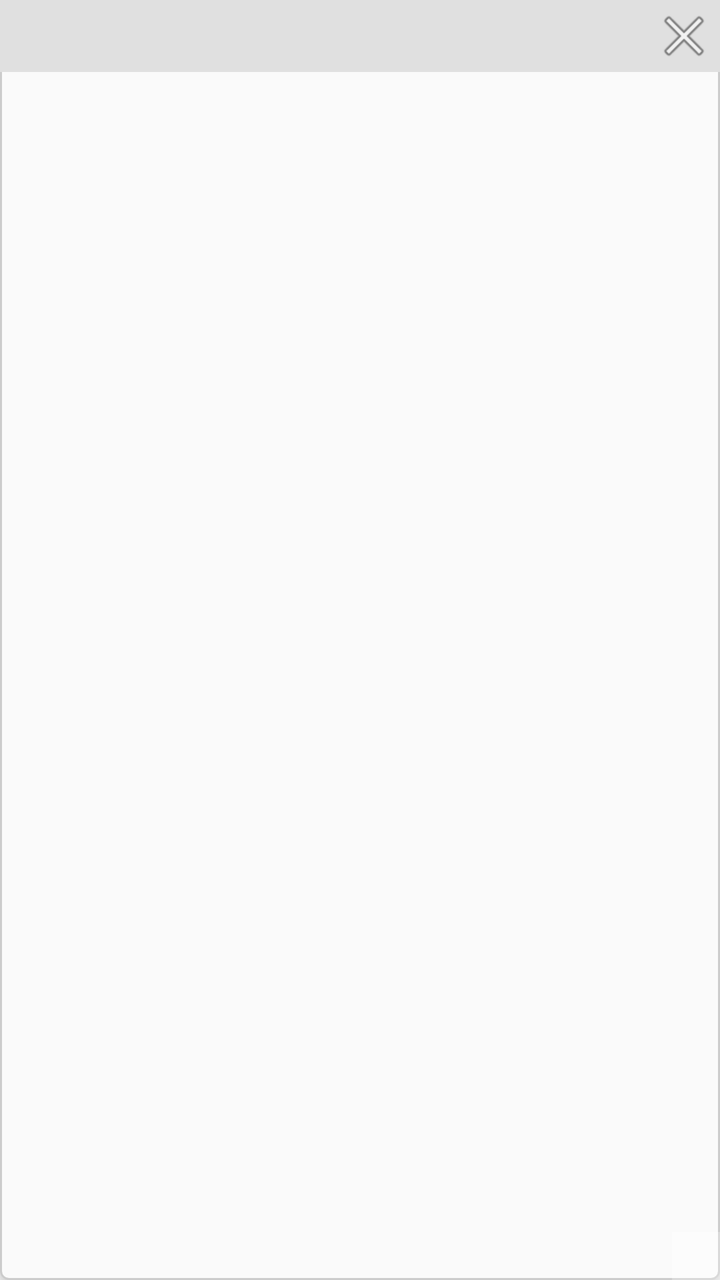
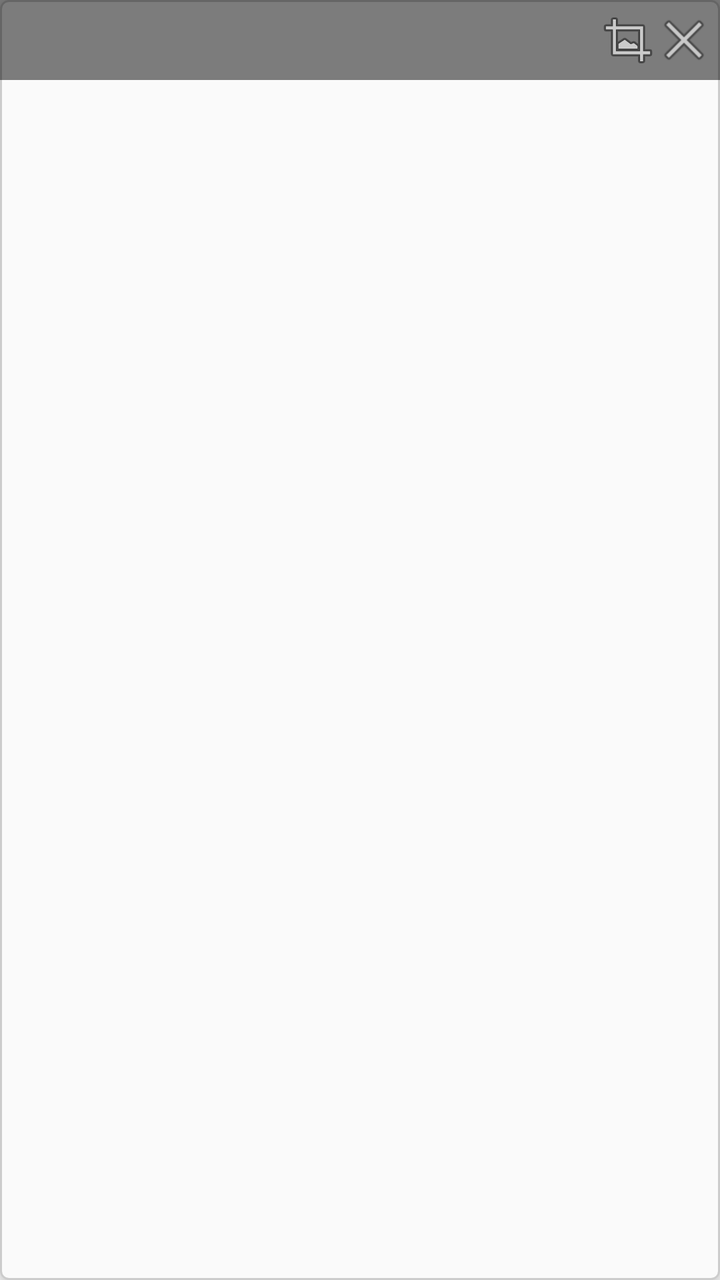

The first picture is an Android layout as it rendered before a commit; the second is the same layout after the commit. The layout source and the unified diff follow.
<!-- AndroidManifest.xml: application theme Theme.Save_box -->
<!-- res/layout/view_floating_window.xml -->
<?xml version="1.0" encoding="utf-8"?>
<FrameLayout xmlns:android="http://schemas.android.com/apk/res/android"
    android:id="@+id/floatingRoot"
    android:layout_width="280dp"
    android:layout_height="320dp"
    android:background="@drawable/bg_floating_window"
    android:elevation="8dp">

    <LinearLayout
        android:id="@+id/titleBar"
        android:layout_width="match_parent"
        android:layout_height="36dp"
        android:layout_gravity="top"
        android:background="#E0E0E0"
        android:gravity="center_vertical"
        android:orientation="horizontal"
        android:paddingStart="10dp"
        android:paddingEnd="4dp">

        <TextView
            android:id="@+id/tvTitle"
            android:layout_width="0dp"
            android:layout_height="wrap_content"
            android:layout_weight="1"
            android:ellipsize="middle"
            android:maxLines="1"
            android:textColor="@android:color/black"
            android:textSize="12sp" />

        <ImageButton
            android:id="@+id/btnClose"
            android:layout_width="28dp"
            android:layout_height="28dp"
            android:background="?attr/selectableItemBackgroundBorderless"
            android:contentDescription="@string/close"
            android:src="@android:drawable/ic_menu_close_clear_cancel" />

    </LinearLayout>

    <FrameLayout
        android:id="@+id/contentContainer"
        android:layout_width="match_parent"
        android:layout_height="match_parent"
        android:layout_marginTop="36dp">

    </FrameLayout>

    <View
        android:id="@+id/resizeHandle"
        android:layout_width="24dp"
        android:layout_height="24dp"
        android:layout_gravity="bottom|end"
        android:background="#40FFFFFF"
        android:contentDescription="@null" />

</FrameLayout>
<!-- resources referenced by this layout -->
<resources>
  <!-- drawable bg_floating_window (drawable) -->
  <?xml version="1.0" encoding="utf-8"?>
  <shape xmlns:android="http://schemas.android.com/apk/res/android"
      android:shape="rectangle">
      <solid android:color="#FAFAFA" />
      <corners android:radius="4dp" />
      <stroke
          android:width="1dp"
          android:color="#CCCCCC" />
  </shape>
  <string name="close">关闭</string>
  <style name="Theme.Save_box" parent="Theme.MaterialComponents.DayNight.DarkActionBar">
          <item name="colorPrimary">@color/purple_500</item>
          <item name="colorPrimaryVariant">@color/purple_700</item>
          <item name="colorOnPrimary">@color/white</item>
          <item name="colorSecondary">@color/teal_200</item>
          <item name="colorSecondaryVariant">@color/teal_700</item>
          <item name="colorOnSecondary">@color/black</item>
          <item name="android:statusBarColor">@color/purple_700</item>
      </style>
  <color name="purple_500">#FF6200EE</color>
  <color name="purple_700">#FF3700B3</color>
  <color name="white">#FFFFFFFF</color>
  <color name="teal_200">#FF03DAC5</color>
  <color name="teal_700">#FF018786</color>
  <color name="black">#FF000000</color>
</resources>

<!-- the commit's change to res/layout/view_floating_window.xml (unified diff, before → after) -->
@@ -1,21 +1,27 @@
 <?xml version="1.0" encoding="utf-8"?>
 <FrameLayout xmlns:android="http://schemas.android.com/apk/res/android"
     android:id="@+id/floatingRoot"
-    android:layout_width="280dp"
-    android:layout_height="320dp"
+    android:layout_width="match_parent"
+    android:layout_height="match_parent"
     android:background="@drawable/bg_floating_window"
     android:elevation="8dp">
+
+    <FrameLayout
+        android:id="@+id/contentContainer"
+        android:layout_width="match_parent"
+        android:layout_height="match_parent" />
 
     <LinearLayout
         android:id="@+id/titleBar"
         android:layout_width="match_parent"
-        android:layout_height="36dp"
+        android:layout_height="40dp"
         android:layout_gravity="top"
-        android:background="#E0E0E0"
+        android:background="#80000000"
         android:gravity="center_vertical"
         android:orientation="horizontal"
         android:paddingStart="10dp"
-        android:paddingEnd="4dp">
+        android:paddingEnd="4dp"
+        android:visibility="visible">
 
         <TextView
             android:id="@+id/tvTitle"
@@ -24,8 +30,16 @@
             android:layout_weight="1"
             android:ellipsize="middle"
             android:maxLines="1"
-            android:textColor="@android:color/black"
+            android:textColor="@android:color/white"
             android:textSize="12sp" />
+
+        <ImageButton
+            android:id="@+id/btnFullscreen"
+            android:layout_width="28dp"
+            android:layout_height="28dp"
+            android:background="?attr/selectableItemBackgroundBorderless"
+            android:contentDescription="@string/fullscreen"
+            android:src="@android:drawable/ic_menu_crop" />
 
         <ImageButton
             android:id="@+id/btnClose"
@@ -37,20 +51,4 @@
 
     </LinearLayout>
 
-    <FrameLayout
-        android:id="@+id/contentContainer"
-        android:layout_width="match_parent"
-        android:layout_height="match_parent"
-        android:layout_marginTop="36dp">
-
-    </FrameLayout>
-
-    <View
-        android:id="@+id/resizeHandle"
-        android:layout_width="24dp"
-        android:layout_height="24dp"
-        android:layout_gravity="bottom|end"
-        android:background="#40FFFFFF"
-        android:contentDescription="@null" />
-
 </FrameLayout>
<!-- resource entries referenced after the edit -->
@@ -11,6 +11,7 @@
           android:color="#CCCCCC" />
   </shape>
   <string name="close">关闭</string>
+  <string name="fullscreen">全屏</string>
   <style name="Theme.Save_box" parent="Theme.MaterialComponents.DayNight.DarkActionBar">
           <item name="colorPrimary">@color/purple_500</item>
           <item name="colorPrimaryVariant">@color/purple_700</item>
